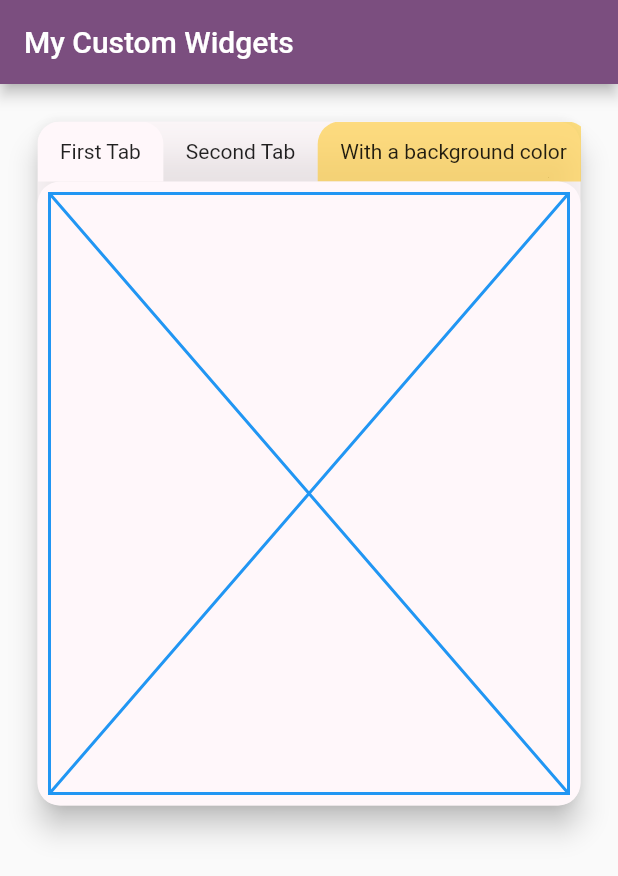
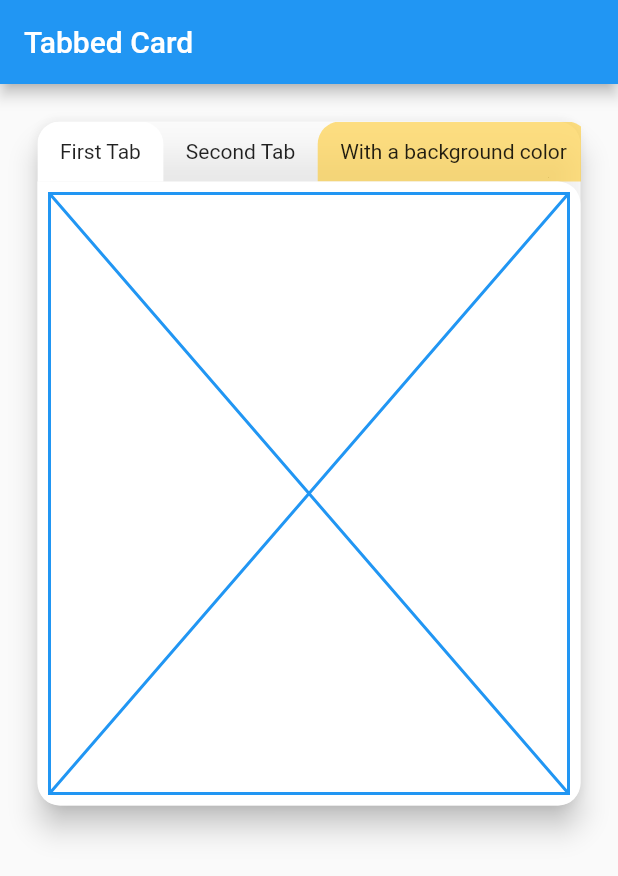
Before and after one commit to raulsaba/tabbed_card, a Flutter app: the screen it shows after launch, on a phone screen of 412 x 824 dp. Shown: the top 876 px of the screen. Run offline on Flutter 3.47's test engine with Material 2 defaults, Android fonts, the phone set to English and light mode, and no system bars.

Commit message:
tabbed card

```diff
--- a/example/lib/main.dart
+++ b/example/lib/main.dart
@@ -13,19 +13,13 @@ class MyApp extends StatelessWidget {
   @override
   Widget build(BuildContext context) {
     return MaterialApp(
-      title: 'Raul Sabadin - Custom Widgets',
+      title: 'Raul Sabadin - Tabbed Card',
       scrollBehavior: ScrollConfiguration.of(context)
           .copyWith(scrollbars: false, dragDevices: {
         PointerDeviceKind.touch,
         PointerDeviceKind.mouse,
       }),
-      theme: ThemeData(
-        primarySwatch: Colors.purple,
-        colorScheme: ColorScheme.fromSeed(
-          seedColor: Colors.purple,
-        ),
-      ),
-      home: const MyHomePage(title: 'My Custom Widgets'),
+      home: const MyHomePage(title: 'Tabbed Card'),
     );
   }
 }
@@ -89,6 +83,19 @@ class _MyHomePageState extends State<MyHomePage> {
                 color: Colors.purple,
               ),
             ),
+            TabbedCardItem(
+              label: 'Another with an icon and custom LabelStyle',
+              icon: const Icon(
+                Icons.dashboard,
+                color: Colors.white,
+              ),
+              options: TabbedCardItensOptions(
+                  tabColor: Colors.red,
+                  labelStyle: const TextStyle(color: Colors.white)),
+              child: const Placeholder(
+                color: Colors.purple,
+              ),
+            ),
           ],
         ),
       ),
--- a/lib/tabbed_card.dart
+++ b/lib/tabbed_card.dart
@@ -8,12 +8,17 @@ class TabbedCard extends StatefulWidget {
   const TabbedCard({
     super.key,
     required this.tabs,
-    this.radius = const Radius.circular(15),
+    this.contentPadding = const EdgeInsets.all(8),
+    this.radius = 15,
   }) : assert(tabs.length > 0);
 
+  ///List of tabs
   final List<TabbedCardItem> tabs;
 
-  final Radius radius;
+  ///It will be a Radius Circular
+  final double radius;
+
+  final EdgeInsets contentPadding;
 
   @override
   State<TabbedCard> createState() => _TabbedCardState();
@@ -21,21 +26,97 @@ class TabbedCard extends StatefulWidget {
 
 class _TabbedCardState extends State<TabbedCard> {
   List<TabbedCardItem> get tabs => widget.tabs;
-  Radius get radius => widget.radius;
+  double get radius => widget.radius;
+  EdgeInsets get contentPadding => widget.contentPadding;
 
   int _currentIndex = 0;
 
   Radius noRadius = const Radius.circular(0);
 
-  void changeTab(int index) {
+  late Radius topLeft;
+  late Radius topRight;
+
+  void changeTab(int index, GlobalKey key) {
     _currentIndex = index;
+    _selectedTabKey = key;
+    _updateBorders();
     setState(() {});
   }
 
-  final ScrollController _tabsScrollController = ScrollController();
+  final ScrollController _scrollController = ScrollController();
 
-  Radius _getTopLeftBorder() {
-    return radius;
+  @override
+  void initState() {
+    topLeft = noRadius;
+    topRight = Radius.circular(radius);
+    super.initState();
+    _scrollController.addListener(() {
+      _updateBorders();
+      setState(() {});
+    });
+    Future.delayed(const Duration(milliseconds: 300)).then((value) {
+      _updateTabsParams();
+    });
+  }
+
+  _updateBorders() {
+    if (_selectedTabKey != null) {
+      _updateTabsParams();
+      final Offset selectedOffset = _getGlobalKeyOffset(_selectedTabKey!);
+      final Size selectedSize = _getGlobalKeySize(_selectedTabKey!);
+      _updateTopLeftRadius(selectedOffset);
+      _updateTopRightRadius(selectedOffset, selectedSize);
+    }
+  }
+
+  _updateTabsParams() {
+    final RenderBox renderBox =
+        _tabsKey.currentContext?.findRenderObject() as RenderBox;
+    tabsOffset = renderBox.localToGlobal(Offset.zero);
+    tabsSize = renderBox.size;
+  }
+
+  _updateTopLeftRadius(Offset selectedOffset) {
+    if (selectedOffset.dx <= tabsOffset.dx) {
+      topLeft = noRadius;
+    } else if (selectedOffset.dx >= tabsOffset.dx + radius) {
+      topLeft = Radius.circular(radius);
+    } else {
+      topLeft = Radius.circular(selectedOffset.dx - tabsOffset.dx);
+    }
+  }
+
+  _updateTopRightRadius(Offset selectedOffset, Size selectedSize) {
+    final double selectedRightPosition = selectedOffset.dx + selectedSize.width;
+    final double tabsRightPosition = tabsOffset.dx + tabsSize.width;
+    if (selectedOffset.dx > tabsRightPosition) {
+      topRight = Radius.circular(radius);
+    } else if (selectedRightPosition >= tabsRightPosition) {
+      topRight = noRadius;
+    } else if (selectedRightPosition < tabsRightPosition - radius) {
+      topRight = Radius.circular(radius);
+    } else {
+      topRight = Radius.circular(tabsRightPosition - selectedRightPosition);
+    }
+  }
+
+  final GlobalKey _tabsKey = GlobalKey();
+  late Offset tabsOffset;
+  late Size tabsSize;
+  GlobalKey? _selectedTabKey;
+
+  Offset _getGlobalKeyOffset(GlobalKey key) {
+    final RenderBox renderBox =
+        key.currentContext?.findRenderObject() as RenderBox;
+
+    return renderBox.localToGlobal(Offset.zero);
+  }
+
+  Size _getGlobalKeySize(GlobalKey key) {
+    final RenderBox renderBox =
+        key.currentContext?.findRenderObject() as RenderBox;
+
+    return renderBox.size;
   }
 
   @override
@@ -43,13 +124,13 @@ class _TabbedCardState extends State<TabbedCard> {
     return Material(
       elevation: 8,
       color: Colors.transparent,
-      borderRadius: BorderRadius.all(radius),
+      borderRadius: BorderRadius.all(Radius.circular(radius)),
       child: Container(
         constraints: const BoxConstraints(
           maxHeight: double.infinity,
         ),
         decoration: BoxDecoration(
-          borderRadius: BorderRadius.all(radius),
+          borderRadius: BorderRadius.all(Radius.circular(radius)),
           color: Theme.of(context).colorScheme.surface.withOpacity(0.7),
         ),
         child: Column(
@@ -58,17 +139,24 @@ class _TabbedCardState extends State<TabbedCard> {
             SizedBox(
               width: double.infinity,
               height: 40,
+              key: _tabsKey,
               child: ListView.builder(
-                controller: _tabsScrollController,
+                controller: _scrollController,
                 itemCount: tabs.length,
                 scrollDirection: Axis.horizontal,
                 itemBuilder: (context, index) {
                   final bool selected = _currentIndex == index;
                   final TabbedCardItem tab = tabs[index];
 
+                  final GlobalKey tabKey = GlobalKey();
+
+                  if (selected) {
+                    _selectedTabKey = tabKey;
+                  }
+
                   return GestureDetector(
                     onTap: () {
-                      changeTab(index);
+                      changeTab(index, tabKey);
                     },
                     child: MouseRegion(
                       cursor: selected
@@ -76,6 +164,7 @@ class _TabbedCardState extends State<TabbedCard> {
                           : SystemMouseCursors.click,
                       child: Container(
                         height: 40,
+                        key: tabKey,
                         padding: const EdgeInsets.symmetric(
                           horizontal: 15,
                         ),
@@ -86,8 +175,8 @@ class _TabbedCardState extends State<TabbedCard> {
                                   ? Theme.of(context).colorScheme.surface
                                   : Colors.transparent),
                           borderRadius: BorderRadius.only(
-                            topLeft: radius,
-                            topRight: radius,
+                            topLeft: Radius.circular(radius),
+                            topRight: Radius.circular(radius),
                           ),
                         ),
                         child: Builder(builder: (context) {
@@ -121,12 +210,12 @@ class _TabbedCardState extends State<TabbedCard> {
                   color: tabs[_currentIndex].options?.tabColor ??
                       Theme.of(context).colorScheme.surface,
                   borderRadius: BorderRadius.only(
-                    topLeft: _getTopLeftBorder(),
-                    topRight: radius,
-                    bottomLeft: radius,
-                    bottomRight: radius,
+                    topLeft: topLeft,
+                    topRight: topRight,
+                    bottomLeft: Radius.circular(radius),
+                    bottomRight: Radius.circular(radius),
                   )),
-              padding: const EdgeInsets.all(8.0),
+              padding: contentPadding,
               child: tabs[_currentIndex].child,
             ),
           ],
```
